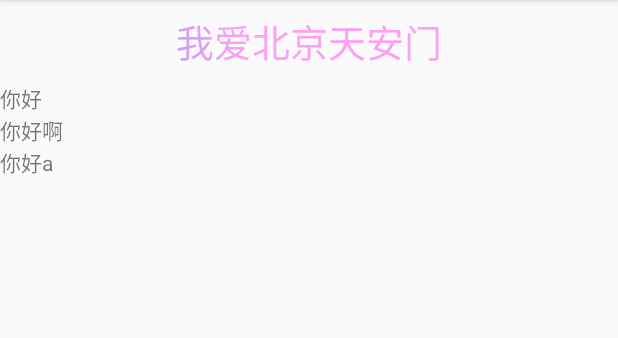
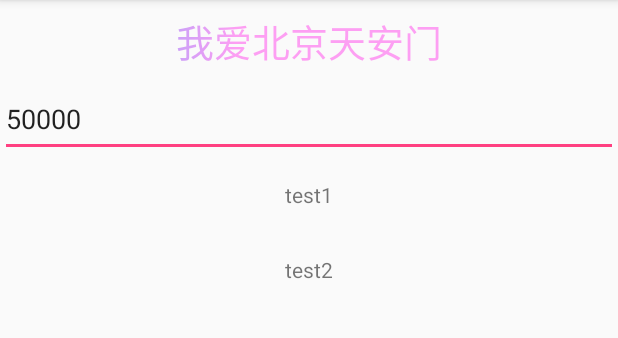
Before and after one commit to FreeSunny/Amazing, an Android app: the ShimmerViewActivity screen opened directly, with no data from a screen before it, on a phone screen of 412 x 824 dp, the part 84-422 px from its top. Run offline under Robolectric (Android 15) with nearby library versions, the phone set to English and light mode, and no system bars.

```diff
--- a/app/src/main/java/com/demo/example/activity/ShimmerViewActivity.java
+++ b/app/src/main/java/com/demo/example/activity/ShimmerViewActivity.java
@@ -2,29 +2,101 @@ package com.demo.example.activity;
 
 import android.os.Bundle;
 import android.support.v7.app.AppCompatActivity;
+import android.text.TextUtils;
+import android.view.View;
+import android.widget.EditText;
 import android.widget.TextView;
 
 import com.demo.example.R;
-import com.demo.example.util.AppActive;
 
-public class ShimmerViewActivity extends AppCompatActivity {
+public class ShimmerViewActivity extends AppCompatActivity implements View.OnClickListener {
 
-	TextView tvWrap, tvMatch;
+    EditText editText;
+
+    TextView test1, test2, result1, result2;
 
     @Override
     protected void onCreate(Bundle savedInstanceState) {
         super.onCreate(savedInstanceState);
         setContentView(R.layout.activity_shimmer_view);
         findViews();
-		load();
-	}
-
-	private void load() {
-		AppActive.kickoff(this, "aa", 10 * 1000, 10 * 1000);
+        setViewsListener();
     }
 
     private void findViews() {
-		tvWrap = findViewById(R.id.wrap_test);
-		tvMatch = findViewById(R.id.match_test);
+        editText = findViewById(R.id.edit_text);
+        test1 = findViewById(R.id.test1);
+        test2 = findViewById(R.id.test2);
+        result1 = findViewById(R.id.result1);
+        result2 = findViewById(R.id.result2);
+    }
+
+    private void setViewsListener() {
+        test1.setOnClickListener(this);
+        test2.setOnClickListener(this);
+    }
+
+    @Override
+    public void onClick(View v) {
+        switch (v.getId()) {
+            case R.id.test1:
+                onTest1();
+                break;
+            case R.id.test2:
+                onTest2();
+                break;
         }
     }
+
+    private void onTest1() {
+        String s = editText.getText().toString();
+        if (TextUtils.isEmpty(s)) {
+            return;
+        }
+        int times = Integer.valueOf(s);
+        SetGet setGet = new SetGet();
+        result1.setText(setGet.getSetTest(times));
+    }
+
+    private void onTest2() {
+        String s = editText.getText().toString();
+        if (TextUtils.isEmpty(s)) {
+            return;
+        }
+        int times = Integer.valueOf(s);
+        SetGet setGet = new SetGet();
+        result2.setText(setGet.directTest(times));
+    }
+
+    public class SetGet {
+        public int a;
+        private int b;
+
+        public int getB() {
+            return b;
+        }
+
+        public void setB(int b) {
+            this.b = b;
+        }
+
+        public String getSetTest(int times) {
+            long begin = System.currentTimeMillis();
+            for (int i = 0; i < times; ++i) {
+                setB(getB() + 1);
+            }
+            long interval = System.currentTimeMillis() - begin;
+            return "time=" + interval + " b=" + getB();
+        }
+
+        public String directTest(int times) {
+            long begin = System.currentTimeMillis();
+            for (int i = 0; i < times; ++i) {
+                a = a + 1;
+            }
+            long interval = System.currentTimeMillis() - begin;
+            return "time=" + interval + " a=" + a;
+        }
+
+    }
+}
--- a/app/src/main/java/com/demo/example/util/AppActive.java
+++ /dev/null
@@ -1,62 +0,0 @@
-package com.demo.example.util;
-
-import android.content.Context;
-import android.os.Handler;
-
-public final class AppActive {
-	private static final String TAG = "AppActive";
-
-	private static final String SP_PREFIX = "AppActive-";
-
-	private static final String KEY = "Last";
-
-	public static final boolean kickoff(final Context context, final String tag, final long interval, long timeout) {
-		long last = getLast(context, tag);
-
-		long now = updateLast(context, tag);
-
-		final Handler handler = new Handler();
-
-		handler.postDelayed(new Runnable() {
-			@Override
-			public void run() {
-				updateLast(context, tag);
-
-				handler.postDelayed(this, interval);
-			}
-		}, interval);
-
-		// first
-		if (last == 0) {
-			return false;
-		}
-
-		// UTC mod ? or timeout really
-		long elapse = now - last;
-		if (elapse < timeout) {
-			return false;
-		}
-
-		LogUtil.d(TAG, tag + " elapse " + elapse);
-
-		return true;
-	}
-
-	private static long getLast(Context context, String tag) {
-		long last = context.getSharedPreferences(SP_PREFIX + tag, Context.MODE_PRIVATE).getLong(KEY, 0);
-
-		LogUtil.d(TAG, tag + " last " + last);
-
-		return last;
-	}
-
-	private static long updateLast(Context context, String tag) {
-		long now = System.currentTimeMillis();
-
-		LogUtil.d(TAG, tag + " now " + now);
-
-		context.getSharedPreferences(SP_PREFIX + tag, Context.MODE_PRIVATE).edit().putLong(KEY, now).commit();
-
-		return now;
-	}
-}
--- a/app/src/main/res/layout/activity_shimmer_view.xml
+++ b/app/src/main/res/layout/activity_shimmer_view.xml
@@ -21,23 +21,35 @@
         android:textSize="25sp"
         app:auto_start="true"/>
 
-    <com.demo.example.widget.TestTextView
-        android:id="@+id/wrap_test"
-        android:layout_width="wrap_content"
-        android:layout_height="wrap_content"
-        android:text="你好"
-        app:tag_name="1"/>
+    <EditText
+        android:id="@+id/edit_text"
+        android:layout_width="match_parent"
+        android:text="50000"
+        android:layout_height="50dp"/>
 
-    <com.demo.example.widget.TestTextView
-        android:id="@+id/match_test"
+    <TextView
+        android:id="@+id/test1"
         android:layout_width="match_parent"
-        android:layout_height="wrap_content"
-        android:text="你好啊"
-        app:tag_name="2"/>
+        android:layout_height="50dp"
+        android:gravity="center"
+        android:text="test1"/>
 
-    <com.demo.example.widget.TestTextView
-        android:layout_width="50dp"
-        android:layout_height="wrap_content"
-        android:text="你好a"
-        app:tag_name="3"/>
+    <TextView
+        android:id="@+id/test2"
+        android:layout_width="match_parent"
+        android:layout_height="50dp"
+        android:gravity="center"
+        android:text="test2"/>
+
+    <TextView
+        android:id="@+id/result1"
+        android:layout_width="match_parent"
+        android:layout_height="50dp"
+        android:gravity="center"/>
+
+    <TextView
+        android:id="@+id/result2"
+        android:layout_width="match_parent"
+        android:layout_height="50dp"
+        android:gravity="center"/>
 </LinearLayout>
--- a/app/src/main/res/layout/include_scroll_head.xml
+++ b/app/src/main/res/layout/include_scroll_head.xml
@@ -6,7 +6,7 @@
     xmlns:tools="http://schemas.android.com/tools"
     android:layout_width="match_parent"
     android:layout_height="wrap_content"
-    android:background="@color/global_fg_color"
+    android:background="@color/global_bg_color"
     android:paddingBottom="@dimen/dp_size_18"
     android:paddingLeft="@dimen/dp_size_10"
     android:paddingRight="@dimen/dp_size_10"
@@ -60,7 +60,7 @@
     <ImageView
         android:id="@+id/image_content"
         android:layout_width="match_parent"
-        android:layout_height="150dp"
+        android:layout_height="400dp"
         android:layout_marginTop="@dimen/dp_size_10"
         android:scaleType="centerCrop"
         android:src="@drawable/beautify"
```
Also changed, not shown: app/src/main/java/com/demo/example/activity/NestScrollingActivity.java (+12 -1 lines), app/src/main/java/com/demo/example/util/LinkMovement.java (added, +120 -0 lines). Lines whose indentation alone changed are shown as unchanged.
